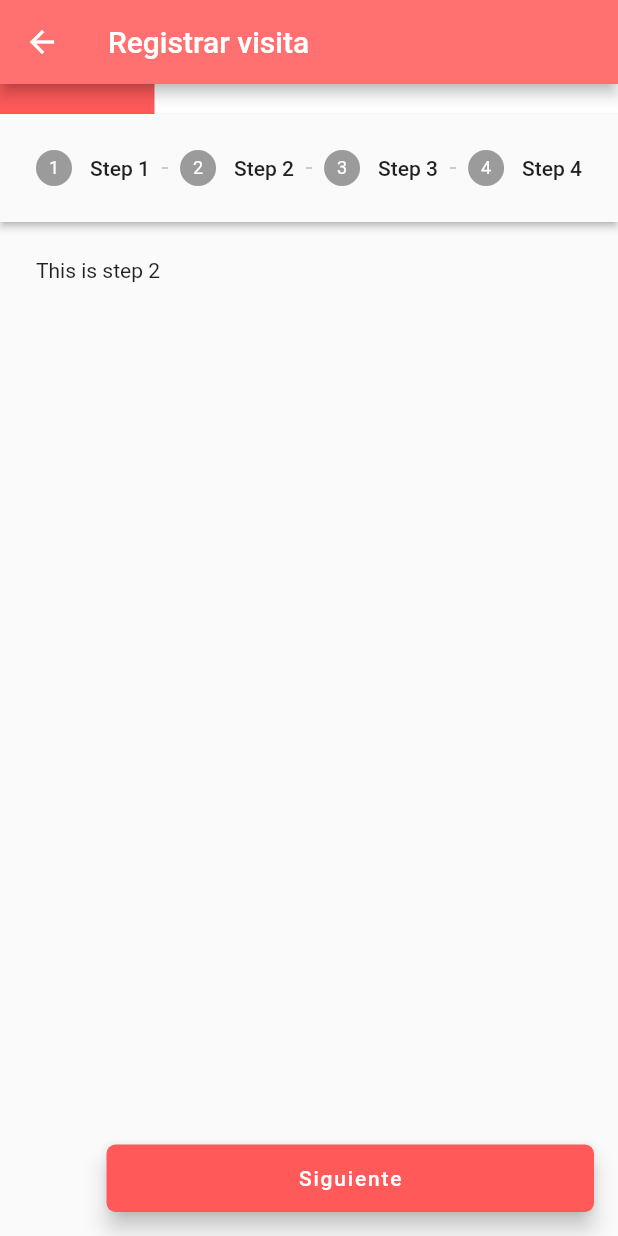
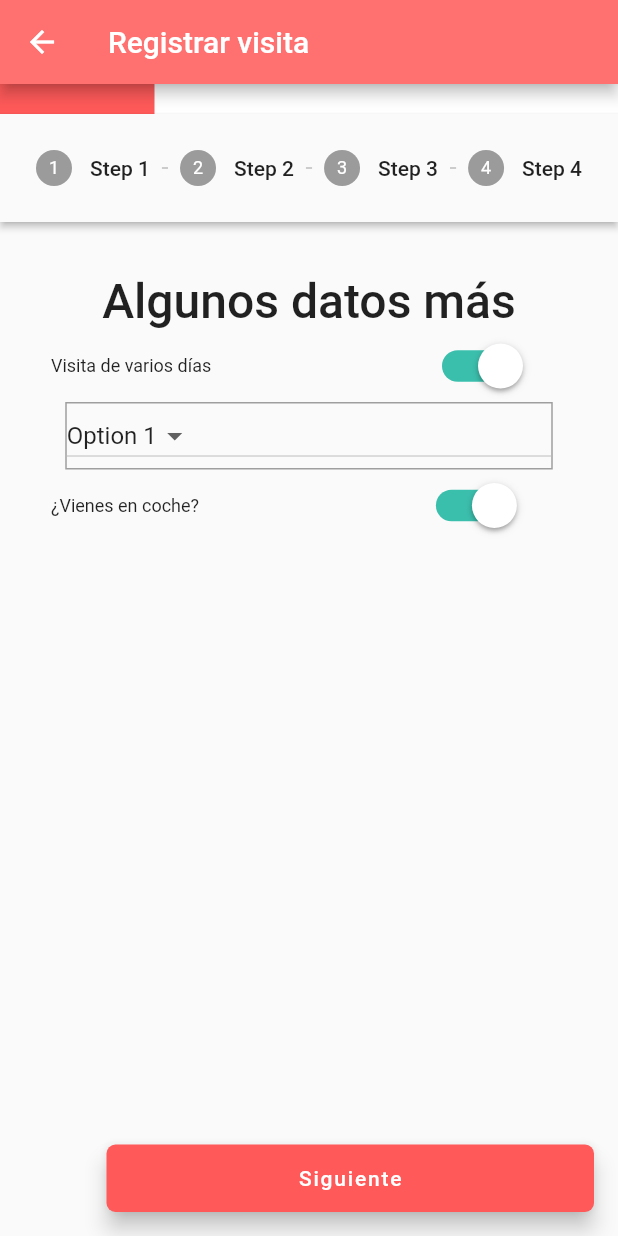
Before and after one commit to FiorellaRomeroF4/neivor_test, a Flutter app: the screen it shows after launch, after a tap on "Siguiente", on a phone screen of 412 x 824 dp. Run offline on Flutter 3.47's test engine with Material 2 defaults, Android fonts, the phone set to English and light mode, and no system bars; missing offline and left inert: dart:ffi.

Commit message:
add switch and select component for step 2 content

```diff
--- a/lib/main.dart
+++ b/lib/main.dart
@@ -1,3 +1,5 @@
+import 'dart:ffi';
+
 import 'package:flutter/material.dart';
 
 void main() {
@@ -29,7 +31,12 @@ class MyHomePage extends StatefulWidget {
 
 class _MyHomePageState extends State<MyHomePage> {
   int _currentStep = 0;
+  bool _value = true;
+  String? selectedOption = "Option 1";
+
   final GlobalKey<FormState> formKey = GlobalKey<FormState>();
+
+  List<String> options = ['Option 1', 'Option 2', 'Option 3'];
 
   @override
   Widget build(BuildContext context) {
@@ -97,9 +104,104 @@ class _MyHomePageState extends State<MyHomePage> {
                               ],
                             ))),
                     Step(
-                      title: Text("Step 2"),
-                      content: Text("This is step 2"),
-                    ),
+                        title: Text("Step 2"),
+                        content: Padding(
+                            padding: EdgeInsets.symmetric(
+                                horizontal: 10, vertical: 10),
+                            child: Column(
+                              children: [
+                                Text("Algunos datos más",
+                                    style: TextStyle(
+                                        fontSize: 32,
+                                        fontWeight: FontWeight.w500)),
+                                Form(
+                                    child: Column(children: [
+                                  Row(
+                                    children: [
+                                      Text("Visita de varios días",
+                                          style: TextStyle(
+                                              fontSize: 12,
+                                              fontWeight: FontWeight.w400)),
+                                      Expanded(
+                                          child: Transform.scale(
+                                              scale: 1.5,
+                                              child: Container(
+                                                margin:
+                                                    EdgeInsets.only(left: 80.0),
+                                                child: Switch(
+                                                    value: _value,
+                                                    activeTrackColor:
+                                                        Color.fromARGB(
+                                                            255, 59, 191, 173),
+                                                    inactiveTrackColor:
+                                                        Colors.grey,
+                                                    activeColor: Colors.white,
+                                                    onChanged: (bool value) {
+                                                      setState(() {
+                                                        _value = value;
+                                                      });
+                                                    }),
+                                              )))
+                                    ],
+                                  ),
+                                  Row(
+                                    children: [],
+                                  ),
+                                  Container(
+                                    width: 325,
+                                    height: 45,
+                                    decoration: BoxDecoration(
+                                      border: Border.all(
+                                        color: Colors.grey,
+                                        width: 1,
+                                      ),
+                                    ),
+                                    child: DropdownButton<String>(
+                                      value: selectedOption,
+                                      onChanged: (newValue) {
+                                        setState(() {
+                                          selectedOption = newValue;
+                                        });
+                                      },
+                                      items: options.map((String option) {
+                                        return DropdownMenuItem<String>(
+                                          value: option,
+                                          child: Text(option),
+                                        );
+                                      }).toList(),
+                                    ),
+                                  ),
+                                  Row(
+                                    children: [
+                                      Text("¿Vienes en coche?",
+                                          style: TextStyle(
+                                              fontSize: 12,
+                                              fontWeight: FontWeight.w400)),
+                                      Expanded(
+                                          child: Transform.scale(
+                                              scale: 1.5,
+                                              child: Container(
+                                                margin:
+                                                    EdgeInsets.only(left: 80.0),
+                                                child: Switch(
+                                                    value: _value,
+                                                    activeTrackColor:
+                                                        Color.fromARGB(
+                                                            255, 59, 191, 173),
+                                                    inactiveTrackColor:
+                                                        Colors.grey,
+                                                    activeColor: Colors.white,
+                                                    onChanged: (bool value) {
+                                                      setState(() {
+                                                        _value = value;
+                                                      });
+                                                    }),
+                                              )))
+                                    ],
+                                  ),
+                                ])),
+                              ],
+                            ))),
                     Step(
                       title: Text("Step 3"),
                       content: Text("This is step 3"),
```
